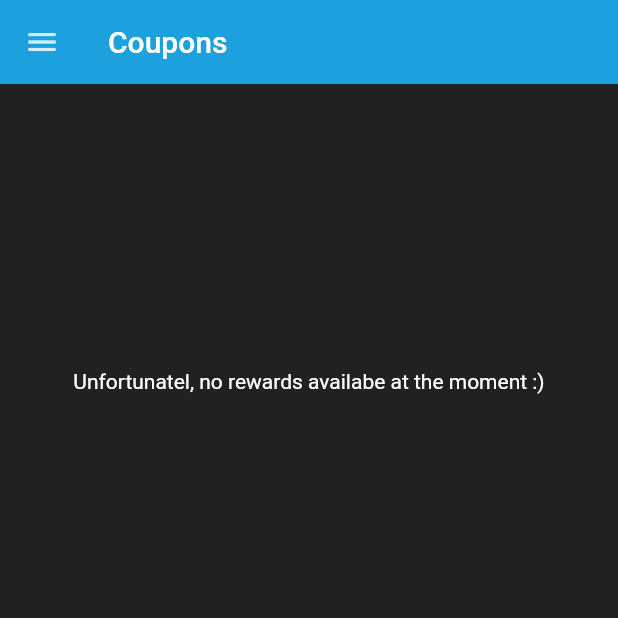
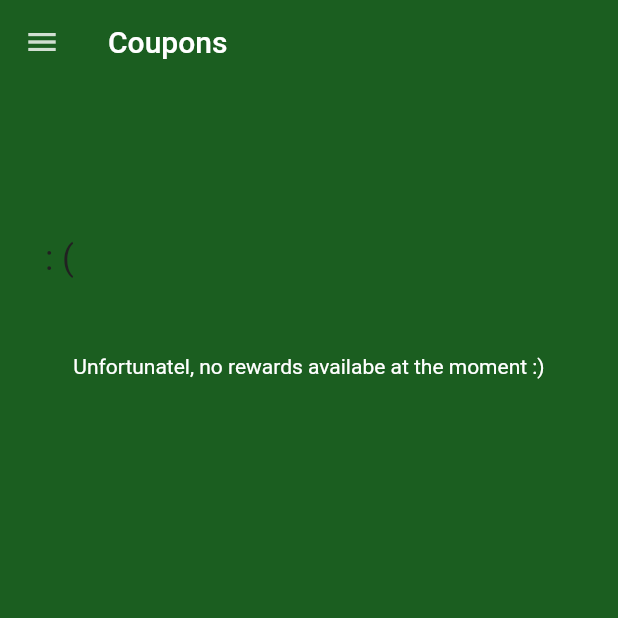
Before and after one commit to Sultanmahfouz/StepsTrackerPrototype-, a Flutter app: the Coupons screen opened directly, on a phone screen of 412 x 824 dp, the top half of it. Run offline on Flutter 3.47's test engine with Material 2 defaults, Android fonts, the phone set to English and light mode, and no system bars; our stand-ins replace cloud_firestore, firebase_auth, firebase_core, firebase_storage, fluttertoast, image_picker and 3 more; accounts and stored records are empty.

Commit message:
fix: text in coupons UI

```diff
--- a/lib/screens/coupons/coupons.dart
+++ b/lib/screens/coupons/coupons.dart
@@ -18,10 +18,10 @@ class _CouponsState extends State<Coupons> {
   @override
   Widget build(BuildContext context) {
     return Scaffold(
-      backgroundColor: Theme.of(context).primaryColor,
+      backgroundColor: Theme.of(context).scaffoldBackgroundColor,
       appBar: AppBar(
         elevation: 0,
-        backgroundColor: primaryColor,
+        backgroundColor: Theme.of(context).scaffoldBackgroundColor,
         title: Text('Coupons'),
       ),
       drawer: MyDrawer(isHighlighted),
@@ -31,35 +31,27 @@ class _CouponsState extends State<Coupons> {
             mainAxisAlignment: MainAxisAlignment.start,
             crossAxisAlignment: CrossAxisAlignment.start,
             children: [
-              Row(
-                children: [
               Padding(
                 padding: EdgeInsets.only(
                   top: MediaQuery.of(context).size.height / 8,
                   left: 30,
                 ),
-                    child: Row(
-                      children: [
-                        Text(
-                          'My Rewards',
+                child: Text(
+                  userCoupons.length != 0 ? 'Available Coupons' : ': (',
                   style: TextStyle(
                     color: Theme.of(context).primaryColor,
                     fontSize: 23,
                   ),
                 ),
-                      ],
-                    ),
-                  ),
-                ],
               ),
               SizedBox(
-                height: 30,
+                height: 20,
               ),
               Padding(
                 padding: EdgeInsets.only(top: 20),
                 child: Center(
                   child: CouponListCard(
-                    allRewards: myRewards,
+                    allCoupons: userCoupons,
                   ),
                 ),
               ),
```
Also changed, not shown: lib/screens/landing.dart (deleted, +0 -82 lines). Lines whose indentation alone changed are shown as unchanged.
